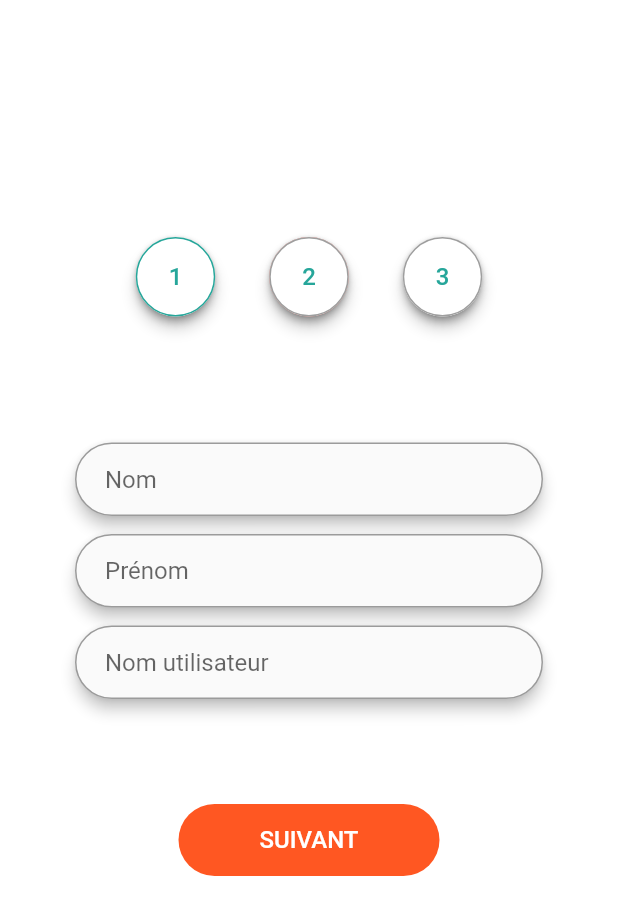
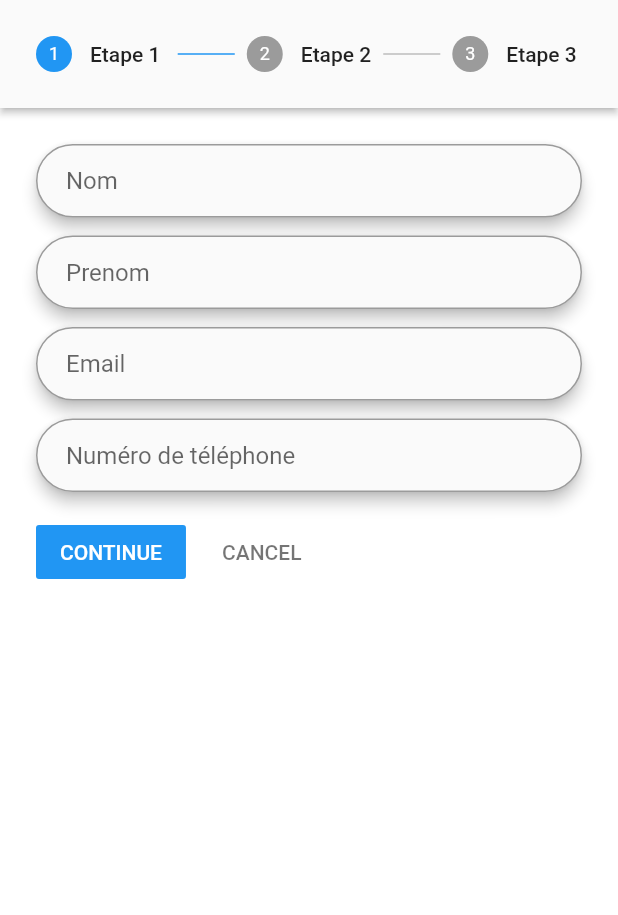
Before and after one commit to ammalimouna/T_7wissa, a Flutter app: the RegisterForm screen opened directly, on a phone screen of 412 x 824 dp. Shown: the top 915 px of the screen. Run offline on Flutter 3.47's test engine with Material 2 defaults, Android fonts, the phone set to English and light mode, and no system bars; our stand-ins replace cloud_firestore, firebase_auth; accounts and stored records are empty.

Commit message:
Update registerform.dart

```diff
--- a/lib/screens/authenticate/registerform.dart
+++ b/lib/screens/authenticate/registerform.dart
@@ -1,6 +1,8 @@
 import 'package:firebase_auth/firebase_auth.dart';
 import 'package:flutter/material.dart';
 import 'package:myapp/services/auth.dart';
+import 'package:myapp/screens/authenticate/register.dart';
+
 
 class RegisterForm extends StatefulWidget {
 
@@ -11,6 +13,11 @@ class RegisterForm extends StatefulWidget {
   _RegisterFormState createState() => _RegisterFormState();
 }
 
+  @override
+  Widget build(BuildContext context) {
+    // TODO: implement build
+    return null;
+  }
 class _RegisterFormState extends State<RegisterForm> {
 
   final AuthService _auth = AuthService();
@@ -20,121 +27,192 @@ class _RegisterFormState extends State<RegisterForm> {
 
   // text field state
   String nom= '';
+    String email= '';
+
   String prenom = '';
   String utilisateur = '';
   String error ='';
   String phoneNumber;
 String phoneIsoCode;
-
-void onPhoneNumberChange(String number, String internationalizedPhoneNumber, String isoCode) {
+int _currentStep=0;
+/*void onPhoneNumberChange(String number, String internationalizedPhoneNumber, String isoCode) {
     setState(() {
        phoneNumber = number;
        phoneIsoCode = isoCode;
     });
-}
+} */
+
   @override
   Widget build(BuildContext context) {
     return Scaffold(
       backgroundColor: Colors.white,
 
 
-      body: Container(
-        padding: EdgeInsets.symmetric(vertical: 20.0, horizontal: 50.0),
+     body: Center(
+       child: Form(
+          key: _formKey,
+          child: Stepper(
+       type: StepperType.horizontal,
+         steps: _mySteps(),
+         currentStep: this._currentStep,
+         onStepTapped: (step){
+           setState(() {
+             this._currentStep= step;
+           });
+         },
+         onStepContinue: (){
+           setState(() {
+             if(_formKey.currentState.validate() && this._currentStep>=0)
+              this._currentStep=this._currentStep+1;
+              else{
+                  setState(()=> error = 'Oups il faut tout remplir ! ' );
 
-        child: Form(
-          key : _formKey, //associer formkey à form
-        child: SingleChildScrollView(
+              }
+           });
+         },
+         onStepCancel: (){
+           setState(() {
+              if(this._currentStep >0 )
+             this._currentStep=this._currentStep-1;
+             else
+               this._currentStep=0;
+           });
 
-          child: Column(
-            children: <Widget>[
-             SizedBox(height: 130),
-         ButtonBar(
-            alignment:MainAxisAlignment.center,
+         },
+      ), ),
 
-          children: <Widget>[
+      ),
 
+
+    );
+  }
+  List<Step> _mySteps(){
+    List<Step> _steps= [
+      Step(
+        title: Text('Etape 1 '),
+        content:Column(children: <Widget>[
+          /*Champs Nom*/
               Material(
                 elevation: 4,
                  borderRadius: BorderRadius.circular(30.0),
-             child: FittedBox(
-                fit: BoxFit.scaleDown,
-                child: SizedBox(
-                    height: 53,
-                    width: 53,
-                    child: RaisedButton(
-                        child: Text('1',
-                        style: const TextStyle(
-                     color:  const Color(0xff26a69a),
-                      fontWeight: FontWeight.w500,
+                child:
+                TextFormField(
+                    obscureText: false,
+                    //TEXT
+                   style: TextStyle(
+                      color:  Colors.grey[900],
                       fontFamily: "Roboto",
                       fontStyle:  FontStyle.normal,
                       fontSize: 16.0
-                  ),),
-
-                            shape: StadiumBorder(side: BorderSide(color:  const Color(0xff26a69a))),
-                            color: Colors.white,
-                                onPressed: () {},
+                    ),
+                    //SHAPE
+                    decoration: InputDecoration(
+                        contentPadding: EdgeInsets.fromLTRB(20.0, 15.0, 20.0, 15.0),
+                        hintText: "Nom",
+                        border: OutlineInputBorder(borderRadius: BorderRadius.circular(32.0)),
+                  ),
+                  //Validation de l'entrée
+                  validator: (val) => val.isEmpty ? 'Entrez votre nom' : null,
+                  onChanged: (val) {
+                  setState(() => nom = val);
+                },
               ),
               ),
-                    ),
-          ),
-          SizedBox(width: 20,),
+              SizedBox(height: 12),
+              /*Champs Prenom*/
               Material(
                 elevation: 4,
                  borderRadius: BorderRadius.circular(30.0),
-              color: Colors.red,
-             child: FittedBox(
-                fit: BoxFit.scaleDown,
-
-                child: SizedBox(
-                    height: 53,
-                    width: 53,
-                    child: RaisedButton(
-
-                        child: Text('2',
-                        style: const TextStyle(
-                     color:  const Color(0xff26a69a),
-                      fontWeight: FontWeight.w500,
+                child:
+                TextFormField(
+                    obscureText: false,
+                    keyboardType: TextInputType.text,
+                    //TEXT
+                   style: TextStyle(
+                      color:  Colors.grey[900],
                       fontFamily: "Roboto",
                       fontStyle:  FontStyle.normal,
                       fontSize: 16.0
-                  ),),
-                            shape: StadiumBorder(side: BorderSide(color:  const Color(0xff9e9e9e),)),
-                            color: Colors.white,
-                                onPressed: () {},
+                    ),
+                    //SHAPE
+                    decoration: InputDecoration(
+                        contentPadding: EdgeInsets.fromLTRB(20.0, 15.0, 20.0, 15.0),
+                        hintText: "Prenom",
+                        border: OutlineInputBorder(borderRadius: BorderRadius.circular(32.0)),
+                  ),
+                  //Validation de l'entrée
+                  validator: (val) => val.isEmpty ? 'Entrez votre prénom' : null,
+                  onChanged: (val) {
+                  setState(() => prenom = val);
+                },
               ),
               ),
-                    ),
-          ),
-          SizedBox(width: 20,),
+                 SizedBox(height: 12),
+              /*Champs Numtle*/
               Material(
                 elevation: 4,
                  borderRadius: BorderRadius.circular(30.0),
-             child: FittedBox(
-                fit: BoxFit.scaleDown,
+                child:
+                TextFormField(
+                    obscureText: false,
+                   keyboardType: TextInputType.emailAddress,
 
-                child: SizedBox(
-                    height: 53,
-                    width: 53,
-                    child: RaisedButton(
-                        child: Text('3',
-                        style: const TextStyle(
-                     color:  const Color(0xff26a69a),
-                      fontWeight: FontWeight.w500,
+                    //TEXT
+                   style: TextStyle(
+                      color:  Colors.grey[900],
                       fontFamily: "Roboto",
                       fontStyle:  FontStyle.normal,
                       fontSize: 16.0
-                  ),),
-
-                            shape: StadiumBorder(side: BorderSide(color:  const Color(0xff9e9e9e),)),
-                            color: Colors.white,
-                                onPressed: () {},
+                    ),
+                    //SHAPE
+                    decoration: InputDecoration(
+                        contentPadding: EdgeInsets.fromLTRB(20.0, 15.0, 20.0, 15.0),
+                        hintText: "Email",
+                        border: OutlineInputBorder(borderRadius: BorderRadius.circular(32.0)),
+                  ),
+                  //Validation de l'entrée
+                  validator: (val) => val.isEmpty ? 'Entrez votre email' : null,
+                  onChanged: (val) {
+                  setState(() => email = val);
+                },
               ),
               ),
+                 SizedBox(height: 12),
+              /*Champs Numtle*/
+              Material(
+                elevation: 4,
+                 borderRadius: BorderRadius.circular(30.0),
+
+                child:
+                TextFormField(
+                    obscureText: false,
+                    keyboardType: TextInputType.phone,
+                    //TEXT
+                   style: TextStyle(
+                      color:  Colors.grey[900],
+                      fontFamily: "Roboto",
+                      fontStyle:  FontStyle.normal,
+                      fontSize: 16.0
+                    ),
+                    //SHAPE
+                    decoration: InputDecoration(
+                        contentPadding: EdgeInsets.fromLTRB(20.0, 15.0, 20.0, 15.0),
+                        hintText: "Numéro de téléphone",
+                        border: OutlineInputBorder(borderRadius: BorderRadius.circular(32.0)),
+                  ),
+                  //Validation de l'entrée
+                  validator: (val) => val.isEmpty ? 'Entrez votre numéro de téléphone' : null,
+                  onChanged: (val) {
+                  setState(() => phoneNumber = val);
+                },
               ),
               ),
-             ], ),
-             /*Champs nom*/
+        ],),
+        isActive: _currentStep >=0,  ),
+        Step(
+        title: Text('Etape 2'),
+        content:Column(children: <Widget>[
+           /*Champs nom d'utilisateur*/
              SizedBox(height: 76),
               Material(
                 elevation: 4,
@@ -153,126 +231,23 @@ void onPhoneNumberChange(String number, String internationalizedPhoneNumber, Str
                     //SHAPE
                     decoration: InputDecoration(
                         contentPadding: EdgeInsets.fromLTRB(20.0, 15.0, 20.0, 15.0),
-                        hintText: "Nom",
-
+                        hintText: "Nom d'utilisateur",
                         border: OutlineInputBorder(borderRadius: BorderRadius.circular(32.0)),
                   ),
                   //Validation de l'entrée
-                  validator: (val) => val.isEmpty ? 'Entrez votre nom' : null,
+                  validator: (val) => val.isEmpty ? 'Entrez un nom d''utilisateur'  : null,
                   onChanged: (val) {
-                  setState(() => nom = val);
+                  setState(() => email = val);
                 },
               ),
               ),
-            /*Champs Email*/
-              SizedBox(height: 12.0),
-            /*Champs nom*/
-              Material(
-                elevation: 4,
-                 borderRadius: BorderRadius.circular(30.0),
-                child:
-                TextFormField(
-
-                    obscureText: false,
-                    //TEXT
-                   style: TextStyle(
-                      color:  Colors.grey[900],
-                      fontFamily: "Roboto",
-                      fontStyle:  FontStyle.normal,
-                      fontSize: 16.0
-                    ),
-                    //SHAPE
-                    decoration: InputDecoration(
-                        contentPadding: EdgeInsets.fromLTRB(20.0, 15.0, 20.0, 15.0),
-                        hintText: "Prénom",
-
-                        border: OutlineInputBorder(borderRadius: BorderRadius.circular(32.0)),
-                  ),
-                  //Validation de l'entrée
-                  validator: (val) => val.isEmpty ? 'Entrez votre prénom' : null,
-                  onChanged: (val) {
-                  setState(() => prenom = val);
-                },
-              ),
-              ),
-            /*Champs Email*/
-            SizedBox(height: 12),
-            /*Champs Nom utilisateur*/
-                Material(
-
-                elevation: 4,
-                 borderRadius: BorderRadius.circular(30.0),
-                child:
-                TextFormField(
-
-                    obscureText: false,
-                    //TEXT
-                   style: TextStyle(
-                      color:  Colors.grey[900],
-                      fontFamily: "Roboto",
-                      fontStyle:  FontStyle.normal,
-                      fontSize: 16.0
-                    ),
-                    //SHAPE
-                    decoration: InputDecoration(
-                        contentPadding: EdgeInsets.fromLTRB(20.0, 15.0, 20.0, 15.0),
-                        hintText: "Nom utilisateur",
-
-                        border: OutlineInputBorder(borderRadius: BorderRadius.circular(32.0)),
-                  ),
-                  //Validation de l'entrée
-                  validator: (val) => val.isEmpty ? 'Entrez votre nom' : null,
-                  onChanged: (val) {
-                  setState(() => utilisateur = val);
-                },
-              ),
-              ),
-            /*Champs Nom utilisateur*/
-
-              SizedBox(height: 70.0),
-              Material(
-                borderRadius: BorderRadius.circular(30.0),
-                color: Colors.deepOrange,
-                child:
-                MaterialButton(
-                minWidth: 174,
-                height: 36,
-                child:
-                Text("SUIVANT",
-                  textAlign: TextAlign.center,
-                  style: const TextStyle(
-                      color:  const Color(0xffffffff),
-                      fontWeight: FontWeight.w500,
-                      fontFamily: "Roboto",
-                      fontStyle:  FontStyle.normal,
-                      fontSize: 16.0
-                  ),
-                ),
-                onPressed: () async {
-                  if(_formKey.currentState.validate()){
-
+        ],),
+        isActive: _currentStep >=1,  ),
+        Step(
+        title: Text('Etape 3 '),
+        content:TextField(),
+        isActive: _currentStep >=2,  ),
+    ];
+    return _steps;
   }
 }
-              ),
-              ),
-            /*  Material(
-              child: InternationalPhoneInput(
-          onPhoneNumberChange: onPhoneNumberChange,
-          initialPhoneNumber: phoneNumber,
-          initialSelection: phoneIsoCode,
-          enabledCountries: ['+233', '+1']
-       ),), */
-              SizedBox(height: 12.0),
-              Text(
-                error,
-                style: TextStyle(color : Colors.red, fontSize: 14.0 ),
-              )
-            ],
-          ),
-        ),
-
-        ),
-      ),
-    );
-  }
-}
```
Lines whose indentation alone changed are shown as unchanged.
